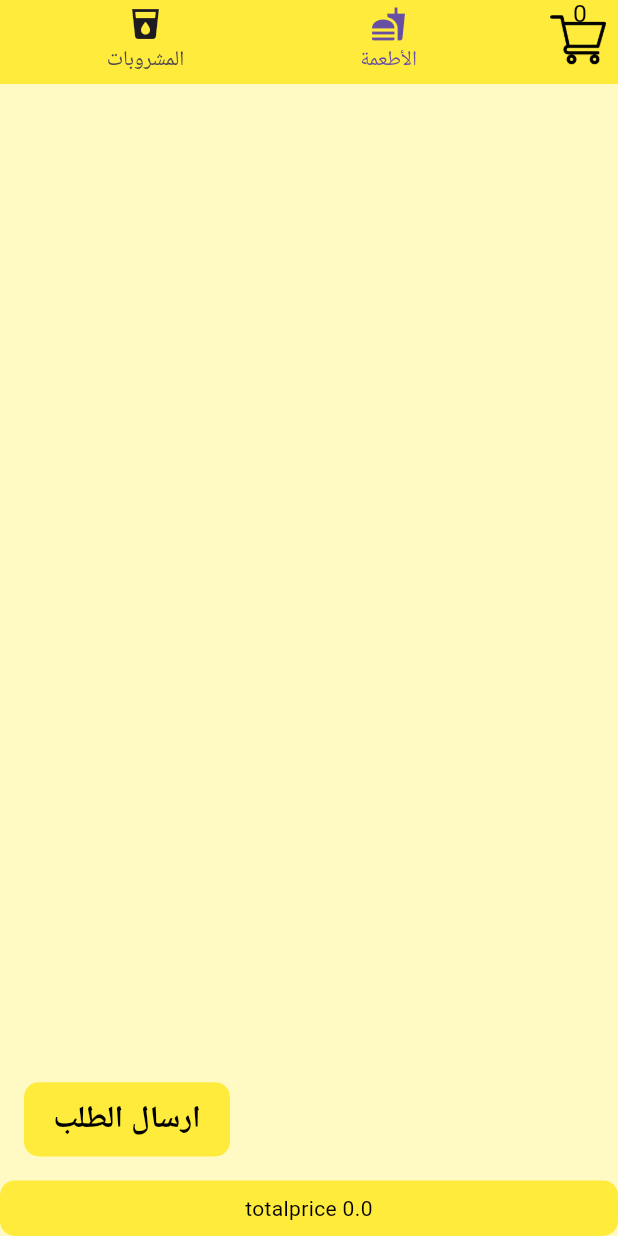
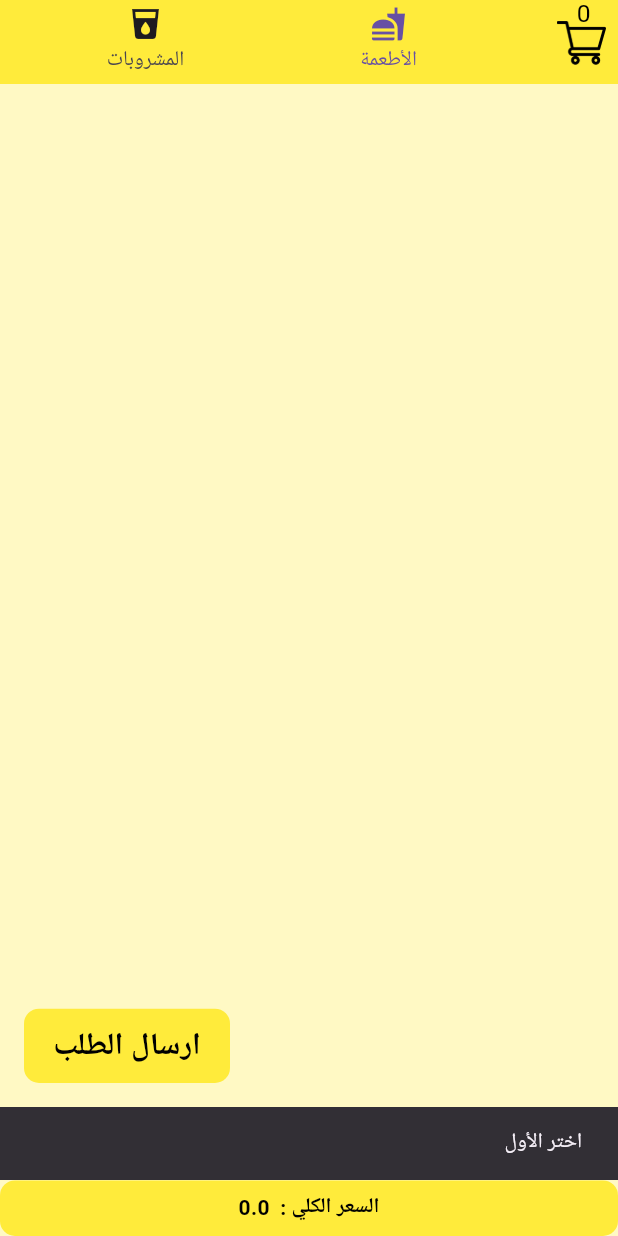
Before and after one commit to Ah95ed/resaturant_menu, a Flutter app: the screen it shows after launch, after a tap on "ارسال الطلب", on a phone screen of 412 x 824 dp. Run offline on Flutter 3.47's test engine with Material 3 defaults, Android fonts, the phone set to English and light mode, and no system bars; our stand-ins replace geolocator, shared_preferences; network calls fail.

Commit message:
solved all bugs

```diff
--- a/lib/Controller/DataApiController/DataApiController.dart
+++ b/lib/Controller/DataApiController/DataApiController.dart
@@ -34,54 +34,63 @@ class DataApiController extends ChangeNotifier {
     notifyListeners();
   }
 
-  Map<String, List> sendOrders = {};
+  Map<String, dynamic> sendOrders = {};
   List order = [];
-  // $numbertable=$_POST['nmtable'];
-// $kbabhalf=$_POST['ch'];
-// $count=$_POST['pr'];
-// $allprice=$_POST['allprice'];
-// $tel=$_POST['tel'];
-// $info=$_POST['info'];
-// $deliver=$_POST['deliver'];
-
-// $lat = $_POST["lat"];
-// $longt = $_POST["longg"];
-  Future<void> sendOrder() async {
+  bool isSend = false;
+  List pr = [];
+  Future<void> sendOrder(String number, double lang, double lat) async {
     if (carts.isEmpty) return;
 
     // Position position = await LocationClient.instanse.getCurrentLocation();
 
     for (int i = 0; i < carts.length; i++) {
-      sendOrders = {
-        'ch': [carts[i].name, carts[i].price,],
-        'pr': [ carts[i].quantity],
-        'allprice': [getAllPriceCart()],
-        'tel': ['0000'],
-        'info': ['info'],
-        'deliver': ['deliver'],
-        'lat': ['lat'],
-        'longg': ['long'],
-        'nmtable' : ['nmtable'],
-      };
-      order.add({
-        'ch': [carts[i].name, carts[i].price, carts[i].quantity],
-          'pr': [getAllPriceCart().toString()],
-        'allprice': [getAllPriceCart()],
-        'tel': ['0000'],
-        'info': ['info'],
-        'deliver': ['deliver'],
-        'lat': ['lat'],
-        'longg': ['long'],
-        'nmtable' : ['nmtable'],
-      });
+      order.add('${carts[i].name}-${carts[i].price}');
+      pr.add(carts[i].quantity);
     }
-    _apiModel.sendOrder(sendOrders);
+
+    sendOrders = {
+      'ch': order,
+      'pr': pr,
+      'allprice': getAllPriceCart(),
+      'tel': number,
+      'info': 'info',
+      'deliver': 'deliver',
+      'lat': '$lat',
+      'longg': '$lang',
+      'nmtable': 'nmtable',
+    };
+
+    // Logger.l('message data ${(sendOrders)}');
+    isSend = await _apiModel.sendOrder(sendOrders);
+    if (isSend) {
+      carts.clear();
+      pr.clear();
+      order.clear();
+      data.clear();
+      isSend = false;
+      notifyListeners();
+      return;
+    }
+    notifyListeners();
   }
 
-  List carts = [];
+  List<Cartmodels> carts = [];
 
   void addToCart(Cartmodels product) async {
-    carts.add(product);
+    // تحقق مما إذا كان المنتج موجودًا بالفعل في السلة
+    int index = carts.indexWhere(
+      (item) => item.name == product.name,
+    );
+
+    if (index != -1) {
+      // إذا كان المنتج موجودًا، قم بزيادة العدد وتحديث السعر الإجمالي
+      carts[index].quantity += product.quantity;
+      carts[index].price += product.price;
+      // Logger.l('message calc ${carts[index].price}');
+    } else {
+      // إذا لم يكن المنتج موجودًا، أضفه للسلة
+      carts.add(product);
+    }
     notifyListeners();
   }
 
@@ -90,10 +99,29 @@ class DataApiController extends ChangeNotifier {
     notifyListeners();
   }
 
+  void removeCountFromCart(Cartmodels product) {
+    // تحقق مما إذا كان المنتج موجودًا في السلة
+    int index = carts.indexWhere(
+      (item) => item.name == product.name,
+    );
+
+    if (index != -1) {
+      // إذا كان المنتج موجودًا، قم بإنقاص العدد وتحديث السعر
+      carts[index].quantity -= product.quantity;
+      carts[index].price -= product.price;
+
+      // إذا وصل العدد إلى الصفر أو أقل، احذف المنتج من السلة
+      if (carts[index].quantity <= 0) {
+        carts.removeAt(index);
+      }
+    }
+    notifyListeners();
+  }
+
   double getAllPriceCart() {
     double total = 0.0;
     for (int i = 0; i < carts.length; i++) {
-      total += carts[i].price * carts[i].quantity;
+      total += carts[i].price; //* carts[i].quantity;
     }
     return total;
   }
--- a/lib/Helper/Language/Words.dart
+++ b/lib/Helper/Language/Words.dart
@@ -1,4 +1,5 @@
 class Words {
+  static const interNumber = 'Inter Number';
   static const String register = 'Register';
   static const String forgetPassword = 'Forget Password';
   static const String forgotPassword = 'Forgot Password';
@@ -16,13 +17,29 @@ class Words {
   static const foods = 'Foods';
   static const drinks = 'drinks';
   static const drink = 'drink';
-  static const sendOrder= 'Send Order';
+  static const sendOrder = 'Send Order';
+  static const sendOrderSuccess = 'Send Order Success';
+  static const sendOrderFailed = 'sendOrderFailed';
+  static const send = 'Send';
+  static const selectFirst = 'selectFirst';
+  static const cancel = 'cancel';
+  static const wrongNumber = 'wrongNumber';
+  static const startLocation = 'startLocation';
+
 
   static Map<String, Map<String, String>> keyMap = {
     'en': {
-      sendOrder : 'Send Order',
-      drinks : 'Drinks',
-      foods : 'Foods',
+      startLocation: 'Turn on location service',
+      wrongNumber: 'Wrong Number',
+      cancel: 'Cancel',
+      selectFirst: 'Select First',
+      send: 'Send',
+      interNumber: 'Inter Number',
+      sendOrderFailed: 'Send Order Failed',
+      sendOrderSuccess: 'Send Order Success',
+      sendOrder: 'Send Order',
+      drinks: 'Drinks',
+      foods: 'Foods',
       totalPrice: 'Total Price : ',
       register: 'Register',
       forgetPassword: 'Forget Password',
@@ -39,9 +56,17 @@ class Words {
       login: 'Login',
     },
     'ar': {
-      sendOrder : 'ارسال الطلب',
-      drinks : 'المشروبات',
-      foods : 'الأطعمة',
+      startLocation: 'فعل خدمة الموقع',
+      wrongNumber : 'رقم خاطئ',
+      cancel: 'الغاء',
+      selectFirst: 'اختر الأول',
+      send: 'ارسال',
+      interNumber: 'ادخل رقمك',
+      sendOrderFailed: 'فشل في الارسال',
+      sendOrderSuccess: 'تم ارسال الطلب بنجاح',
+      sendOrder: 'ارسال الطلب',
+      drinks: 'المشروبات',
+      foods: 'الأطعمة',
       totalPrice: 'السعر الكلي : ',
       register: 'تسجيل',
       forgetPassword: 'نسيت كلمة المرور',
--- a/lib/Helper/Location/LocationClint.dart
+++ b/lib/Helper/Location/LocationClint.dart
@@ -38,8 +38,6 @@ class LocationClient {
     }
 
     // الحصول على الموقع الحالي
-    return await Geolocator.getCurrentPosition(
-      desiredAccuracy: LocationAccuracy.high,
-    );
+    return await Geolocator.getCurrentPosition();
   }
 }
--- a/lib/Helper/Logger/Logger.dart
+++ b/lib/Helper/Logger/Logger.dart
@@ -2,6 +2,6 @@ import 'dart:developer' as developer;
 
 class Logger {
   static void l(String message) {
-    developer.log(message ?? 'Logger');
+    developer.log(message );
   }
 }
--- a/lib/View/Screens/MenuScreen/Drinks/DrinksScreen.dart
+++ b/lib/View/Screens/MenuScreen/Drinks/DrinksScreen.dart
@@ -109,7 +109,7 @@ class DrinkCard extends StatelessWidget {
                           data.addToCart(
                             Cartmodels(
                               name: data.drinks[index]['txt'],
-                              price: double.parse(data.drinks[index]['id']),
+                              price: data.drinks[index]['id'],
                               quantity: 1,
                             ),
                           );
--- a/lib/View/Screens/MenuScreen/MenuScreen.dart
+++ b/lib/View/Screens/MenuScreen/MenuScreen.dart
@@ -1,22 +1,29 @@
 import 'package:flutter/material.dart';
+import 'package:geolocator/geolocator.dart';
 import 'package:provider/provider.dart';
 import 'package:restaurant_management/Controller/DataApiController/DataApiController.dart';
 import 'package:restaurant_management/Helper/Language/LanguageContrller.dart';
 import 'package:restaurant_management/Helper/Language/Words.dart';
+import 'package:restaurant_management/Helper/Location/LocationClint.dart';
+import 'package:restaurant_management/Helper/Logger/Logger.dart';
 import 'package:restaurant_management/Models/ApiModel/ApiModel.dart';
-import 'package:restaurant_management/View/Drawer/CustomDrawer.dart';
+import 'package:restaurant_management/View/Widgets/Dialog/CustomDialog.dart';
+import 'package:restaurant_management/View/Widgets/Drawer/CustomDrawer.dart';
 import 'package:restaurant_management/View/Screens/MenuScreen/Drinks/DrinksScreen.dart';
 import 'package:restaurant_management/View/Screens/MenuScreen/Food/FoodScreen.dart';
 import 'package:restaurant_management/View/StyleApp/SizeApp/SizeApp.dart';
+import 'package:restaurant_management/View/Widgets/ScaffoldMessenger/ScaffoldMesseng.dart';
 
 class MenuScreen extends StatelessWidget {
   MenuScreen({super.key});
 
   final Scaffoldkey = GlobalKey<ScaffoldState>();
+  late Position position;
 
   @override
   Widget build(BuildContext context) {
     final c = context.read<DataApiController>();
+
     return DefaultTabController(
       length: 2,
       child: Scaffold(
@@ -32,9 +39,6 @@ class MenuScreen extends StatelessWidget {
             boxShadow: const [
               BoxShadow(
                 color: Colors.yellow,
-                // spreadRadius: 5,
-                // blurRadius: 7,
-                // offset: Offset(1, 3),
               ),
             ],
           ),
@@ -44,8 +48,11 @@ class MenuScreen extends StatelessWidget {
             builder: (context, e, child) {
               return Center(
                 child: Text(
-                  '${Words.totalPrice} ${e.getAllPriceCart()}',
-                  style: const TextStyle(color: Colors.black),
+                  '${Lang[Words.totalPrice]} ${e.getAllPriceCart()}',
+                  style: const TextStyle(
+                    color: Colors.black,
+                    fontWeight: FontWeight.bold,
+                  ),
                 ),
               );
             },
@@ -58,21 +65,24 @@ class MenuScreen extends StatelessWidget {
             builder: (context, value, child) => Stack(
               children: [
                 Positioned(
+                    top: context.setHeight(0.5),
                     child: IconButton(
-                  onPressed: () => Scaffoldkey.currentState!.openDrawer(),
-                  icon: Image.asset(
-                    'assets/icon/shop.png',
-                    width: context.setIconSize(9),
-                    color: c.carts.isEmpty ? Colors.black : Colors.red,
-                  ),
-                )),
+                      onPressed: () => Scaffoldkey.currentState!.openDrawer(),
+                      icon: Image.asset(
+                        'assets/icon/shop.png',
+                        width: context.setIconSize(8),
+                        color: value.carts.isEmpty ? Colors.black : Colors.red,
+                      ),
+                    )),
                 Positioned(
-                  right: context.setWidth(5),
+                  right: context.setWidth(4.4),
                   top: context.setHeight(-0.3),
                   child: Text(
                     '${value.carts.length}',
                     style: TextStyle(
-                        fontSize: context.setFontSize(8), color: Colors.black),
+                      fontSize: context.setFontSize(8),
+                      color: value.carts.isEmpty ? Colors.black : Colors.red,
+                    ),
                   ),
                 ),
               ],
@@ -110,8 +120,24 @@ class MenuScreen extends StatelessWidget {
           ],
         ),
         floatingActionButton: InkWell(
-          onTap: () {
-            c.sendOrder();
+          onTap: ()  {
+            if (c.carts.isEmpty) {
+              ScaffoldMessenger.of(context).showSnackBar(
+                SnackBar(
+                  content: Text(
+                    Lang[Words.selectFirst],
+                  ),
+                ),
+              );
+              // Navigator.pop(context);
+              return;
+            }
+            showDialog(
+                context: context,
+                builder: (_) {
+                  return const Customdialog();
+                });
+
           },
           child: Container(
             decoration: BoxDecoration(
@@ -132,7 +158,6 @@ class MenuScreen extends StatelessWidget {
                   color: Colors.black,
                   fontSize: context.setFontSize(10),
                   fontWeight: FontWeight.bold,
-
                 ),
               ),
             ),
@@ -142,4 +167,5 @@ class MenuScreen extends StatelessWidget {
       ),
     );
   }
+
 }
--- a/lib/View/Drawer/CustomDrawer.dart
+++ b/lib/View/Widgets/Drawer/CustomDrawer.dart
@@ -1,9 +1,12 @@
 import 'package:flutter/material.dart';
 import 'package:provider/provider.dart';
 import 'package:restaurant_management/Controller/DataApiController/DataApiController.dart';
+import 'package:restaurant_management/Helper/Language/LanguageContrller.dart';
+import 'package:restaurant_management/Helper/Logger/Logger.dart';
+import 'package:restaurant_management/Models/CartModels.dart';
 import 'package:restaurant_management/View/StyleApp/SizeApp/SizeApp.dart';
 
-
+import '../../../Helper/Language/Words.dart';
 
 class CustomDrawer extends StatelessWidget {
   const CustomDrawer({super.key});
@@ -14,8 +17,8 @@ class CustomDrawer extends StatelessWidget {
       builder: (context, cartProvider, child) {
         return Drawer(
           backgroundColor: Colors.yellow.shade100,
-          elevation: 5,
-          width: context.setWidth(75),
+          elevation: 4,
+          width: context.setWidth(85),
           child: Column(children: [
             Expanded(
               child: ListView.builder(
@@ -24,7 +27,22 @@ class CustomDrawer extends StatelessWidget {
                   final product = cartProvider.carts[index];
                   return ListTile(
                     title: Text(product.name),
-                    subtitle: Text('\$${product.price.toString()}'),
+                    subtitle: Text(
+                      '${product.price.toString()}  x${product.quantity}',
+                    ),
+                    leading: IconButton(
+                      icon: const Icon(Icons.remove),
+                      onPressed: () {
+
+                        cartProvider.removeCountFromCart(
+                          Cartmodels(
+                            name: product.name,
+                            price: product.price/product.quantity,
+                            quantity: 1,
+                          ),
+                        );
+                      },
+                    ),
                     trailing: IconButton(
                       icon: const Icon(Icons.delete),
                       onPressed: () {
@@ -35,8 +53,10 @@ class CustomDrawer extends StatelessWidget {
                 },
               ),
             ),
-            Text('Cart Total: \$${cartProvider.getAllPriceCart()}'),
-            SizedBox(height: context.setHeight(1),)
+            Text('${Lang[Words.totalPrice]} ${cartProvider.getAllPriceCart()}'),
+            SizedBox(
+              height: context.setHeight(1),
+            )
           ]),
         );
       },
```
Also changed, not shown: lib/Models/ApiModel/ApiModel.dart (+6 -11 lines), lib/View/Screens/MenuScreen/Food/FoodScreen.dart (+9 -15 lines), lib/View/Widgets/Dialog/CustomDialog.dart (added, +100 -0 lines), lib/View/Widgets/ScaffoldMessenger/ScaffoldMesseng.dart (added, +18 -0 lines), lib/View/Widgets/Prograss/PrograssCustom.dart (added).
